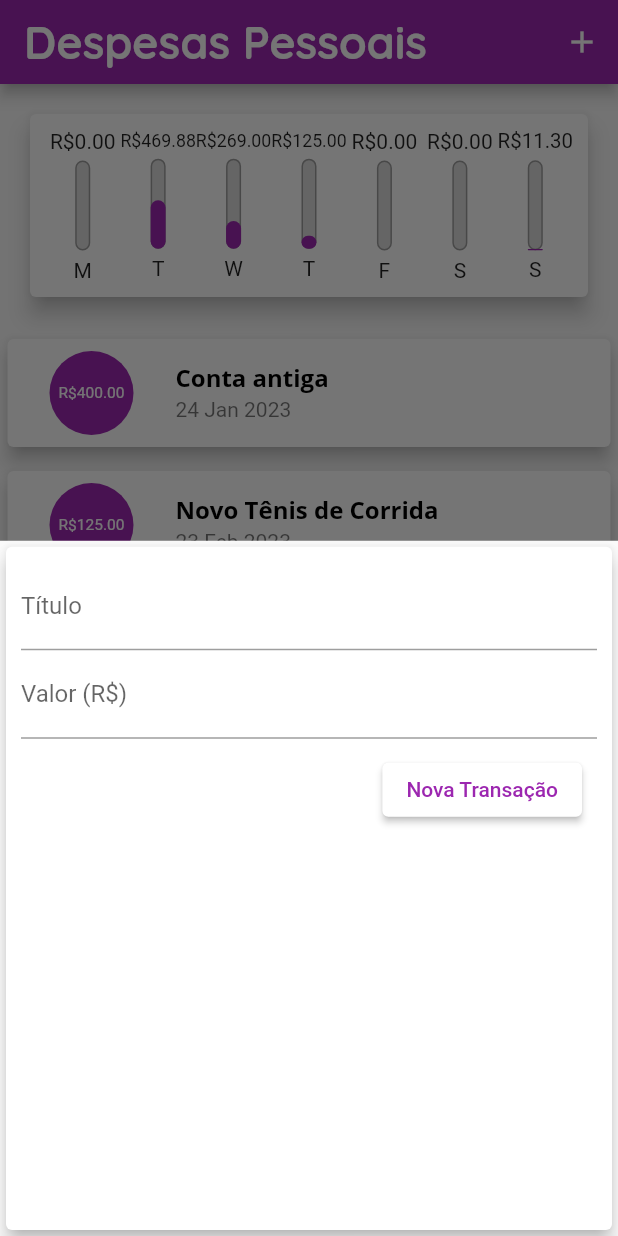
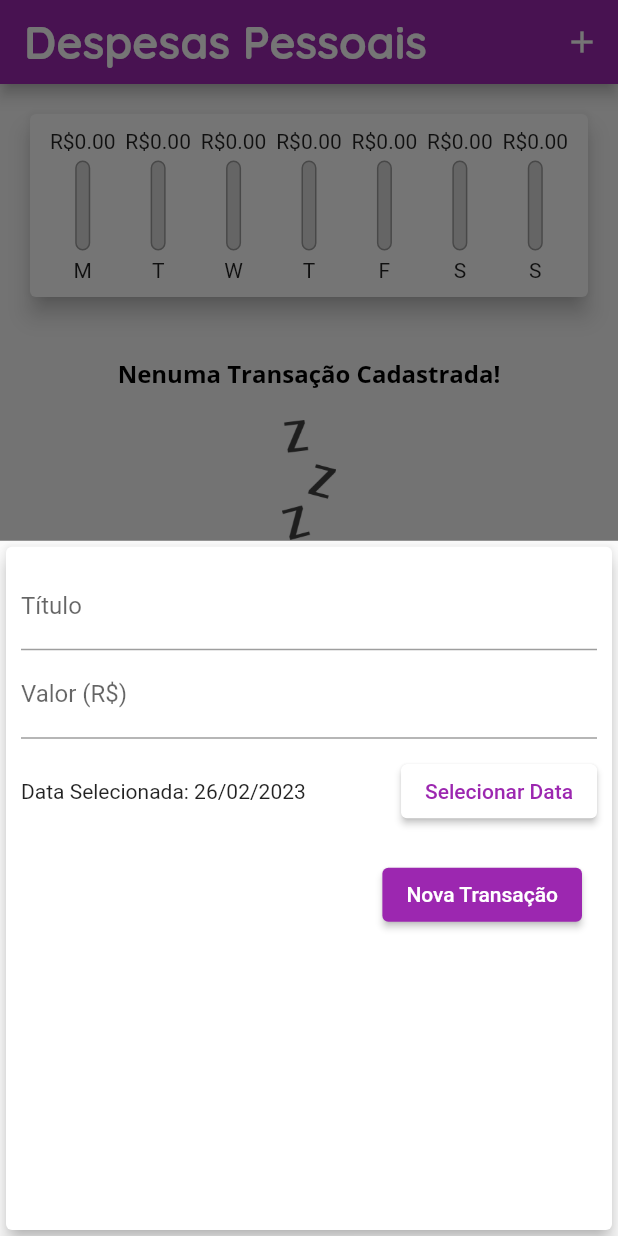
Before and after one commit to oTalDoHud/controle_gastos, a Flutter app: the screen it shows after launch, after a tap on the "add" icon, on a phone screen of 412 x 824 dp. Run offline on Flutter 3.47's test engine with Material 2 defaults, Android fonts, the phone set to English and light mode, and no system bars.

Commit message:
Adicionando Data

```diff
--- a/lib/components/chart.dart
+++ b/lib/components/chart.dart
@@ -60,7 +60,9 @@
               fit: FlexFit.tight,
               child: ChartBar(
                 value: tra["value"] as double,
-                percentage: (tra["value"] as double) / _weekTotalValue,
+                percentage: _weekTotalValue == 0
+                    ? 0
+                    : (tra["value"] as double) / _weekTotalValue,
                 label: tra["day"].toString(),
               ),
             );
--- a/lib/components/transaction_form.dart
+++ b/lib/components/transaction_form.dart
@@ -1,7 +1,8 @@
 import 'package:flutter/material.dart';
+import "package:intl/intl.dart";
 
 class TransactionForm extends StatefulWidget {
-  final void Function(String, double) onSubmit;
+  final void Function(String, double, DateTime) onSubmit;
 
   const TransactionForm(this.onSubmit, {super.key});
 
@@ -10,18 +11,33 @@
 }
 
 class _TransactionFormState extends State<TransactionForm> {
-  final titleController = TextEditingController();
-
-  final valueController = TextEditingController();
+  final _titleController = TextEditingController();
+  final _valueController = TextEditingController();
+  var _selectedDate = DateTime.now();
 
   _submitForm() {
-    final String title = titleController.text;
-    final double value = double.tryParse(valueController.text) ?? 0.0;
+    final String title = _titleController.text;
+    final double value = double.tryParse(_valueController.text) ?? 0.0;
 
-    if (title.isEmpty || value <= 0) {
+    if (title.isEmpty || value <= 0 || _selectedDate == null) {
       return;
     }
-    widget.onSubmit(title, value);
+    widget.onSubmit(title, value, _selectedDate);
+  }
+
+  _showDatePicker() {
+    showDatePicker(
+      context: context,
+      initialDate: DateTime.now(),
+      firstDate: DateTime(2019),
+      lastDate: DateTime.now(),
+    ).then((pickedDate) {
+      if (pickedDate != null) {
+        setState(() {
+          _selectedDate = pickedDate;
+        });
+      }
+    });
   }
 
   @override
@@ -33,14 +49,14 @@
         child: Column(
           children: [
             TextField(
-              controller: titleController,
+              controller: _titleController,
               decoration: const InputDecoration(
                 labelText: "Título",
               ),
               onSubmitted: (_) => _submitForm(),
             ),
             TextField(
-              controller: valueController,
+              controller: _valueController,
               decoration: const InputDecoration(
                 labelText: "Valor (R\$)",
               ),
@@ -48,6 +64,33 @@
                 decimal: true,
               ),
               onSubmitted: (_) => _submitForm(),
+            ),
+            SizedBox(
+              height: 70,
+              child: Row(
+                mainAxisAlignment: MainAxisAlignment.start,
+                children: [
+                  Expanded(
+                    child: Text(
+                      (_selectedDate == null)
+                          ? "Nenhuma data selecionada!"
+                          : "Data Selecionada: ${DateFormat("dd/MM/y").format(_selectedDate)}",
+                    ),
+                  ),
+                  ElevatedButton(
+                    onPressed: _showDatePicker,
+                    style: ElevatedButton.styleFrom(
+                      backgroundColor: Colors.white,
+                    ),
+                    child: Text(
+                      "Selecionar Data",
+                      style: TextStyle(
+                        color: Theme.of(context).colorScheme.primary,
+                      ),
+                    ),
+                  ),
+                ],
+              ),
             ),
             Padding(
               padding: const EdgeInsets.all(10.0),
@@ -57,8 +100,8 @@
                   ElevatedButton(
                     onPressed: _submitForm,
                     style: TextButton.styleFrom(
-                        foregroundColor: Colors.purple,
-                        backgroundColor: Colors.white),
+                        foregroundColor: Colors.white,
+                        backgroundColor: Colors.purple),
                     child: const Text("Nova Transação"),
                   ),
                 ],
--- a/lib/main.dart
+++ b/lib/main.dart
@@ -56,36 +56,36 @@
 
 class _MyHomeAppState extends State<MyHomeApp> {
   final List<Transaction> _transaction = [
-    Transaction(
-      id: "t0",
-      title: "Conta antiga",
-      value: 400,
-      date: DateTime.now().subtract(const Duration(days: 33)),
-    ),
-    Transaction(
-      id: "t1",
-      title: "Novo Tênis de Corrida",
-      value: 125,
-      date: DateTime.now().subtract(const Duration(days: 3)),
-    ),
-    Transaction(
-      id: "t2",
-      title: "Conta de luz ",
-      value: 269,
-      date: DateTime.now().subtract(const Duration(days: 4)),
-    ),
-    Transaction(
-      id: "t3",
-      title: "Cartão ",
-      value: 469.88,
-      date: DateTime.now().subtract(const Duration(days: 5)),
-    ),
-    Transaction(
-      id: "t3",
-      title: "Lanche",
-      value: 11.30,
-      date: DateTime.now(),
-    ),
+    // Transaction(
+    //   id: "t0",
+    //   title: "Conta antiga",
+    //   value: 400,
+    //   date: DateTime.now().subtract(const Duration(days: 33)),
+    // ),
+    // Transaction(
+    //   id: "t1",
+    //   title: "Novo Tênis de Corrida",
+    //   value: 125,
+    //   date: DateTime.now().subtract(const Duration(days: 3)),
+    // ),
+    // Transaction(
+    //   id: "t2",
+    //   title: "Conta de luz ",
+    //   value: 269,
+    //   date: DateTime.now().subtract(const Duration(days: 4)),
+    // ),
+    // Transaction(
+    //   id: "t3",
+    //   title: "Cartão ",
+    //   value: 469.88,
+    //   date: DateTime.now().subtract(const Duration(days: 5)),
+    // ),
+    // Transaction(
+    //   id: "t3",
+    //   title: "Lanche",
+    //   value: 11.30,
+    //   date: DateTime.now(),
+    // ),
   ];
 
   List<Transaction> get _recentTransactions {
@@ -96,12 +96,12 @@
     }).toList();
   }
 
-  _addTransaction(String title, double value) {
+  _addTransaction(String title, double value, DateTime date) {
     final newTransaction = Transaction(
       id: Random().nextDouble.toString(),
       title: title,
       value: value,
-      date: DateTime.now(),
+      date: date,
     );
 
     setState(() {
```
